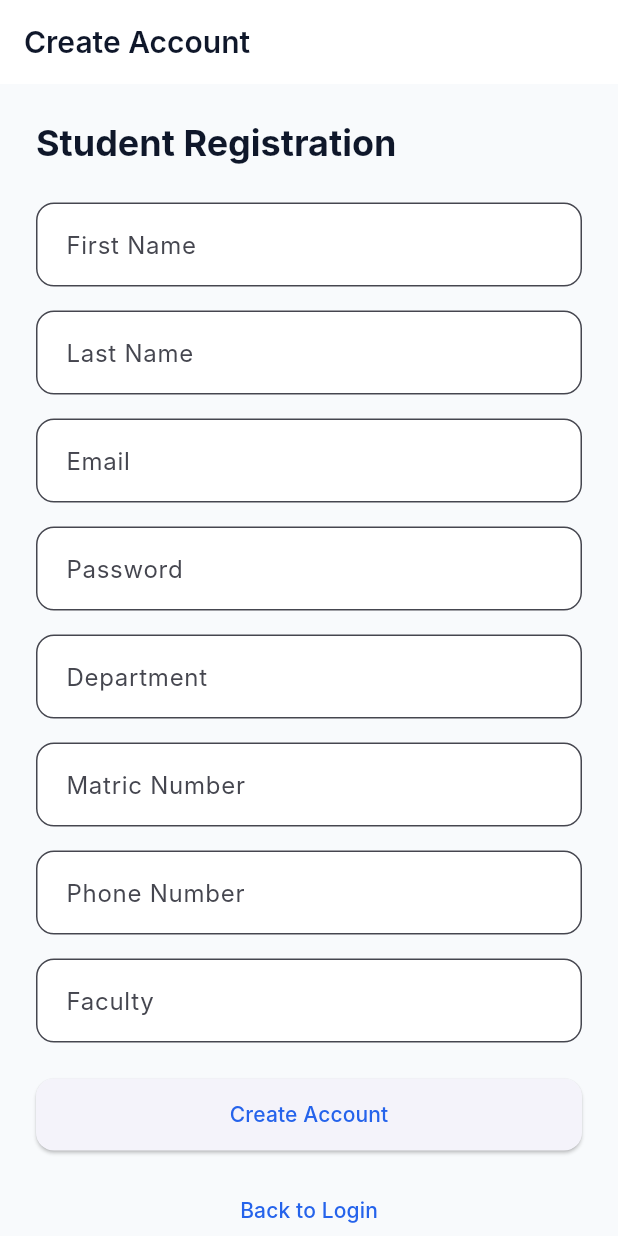
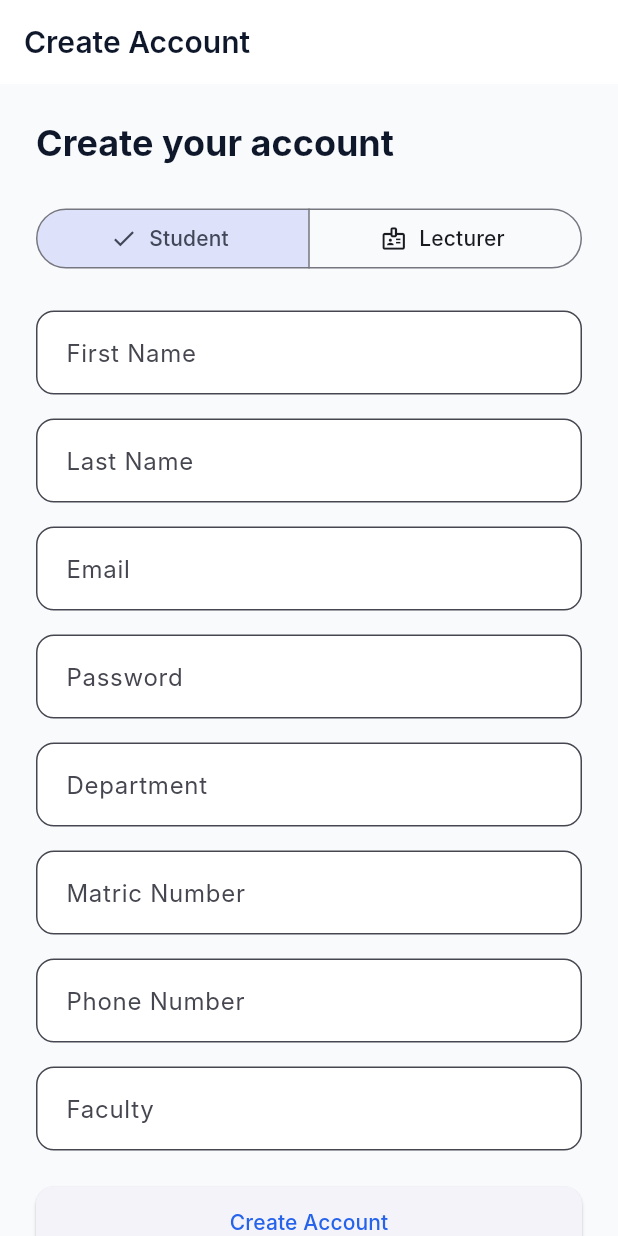
Before and after one commit to DaVE-droids/Servio, a Flutter app: the RegisterScreen screen opened by its route, on a phone screen of 412 x 824 dp. Run offline on Flutter 3.47's test engine with Material 3 defaults, Android fonts, the phone set to English and light mode, and no system bars; our stand-ins replace cloud_firestore, firebase_auth, firebase_core, firebase_messaging, firebase_storage, flutter_riverpod and 3 more; missing offline and left inert: country_state_city; accounts and stored records are empty; Roboto replaces fonts that are missing (Inter).

Commit message:
Add lecturer self-registration with coordinator approval
Lecturers can now create their own account from the register screen
(Student / Lecturer switch, Staff ID field). New lecturer accounts start
inactive and land on an "Awaiting Approval" screen until a coordinator
approves them, following the DDS user lifecycle. Approval notifies the
lecturer; approval and deactivation are both audited. Registration also
writes the "Student Created" audit event with the new profile.

Firestore rules (deployed): every lecturer permission now requires an
approved account (isActive == true), so an unapproved lecturer can read
nothing but their own profile even from a modified client. Adds rules for
lecturer self-registration, the coordinator's approve/deactivate change,
and internship completion.

```diff
--- a/lib/features/authentication/data/models/auth_requests.dart
+++ b/lib/features/authentication/data/models/auth_requests.dart
@@ -1,3 +1,5 @@
+import '../../../../core/enums/user_role.dart';
+
 /// Email and password input for login.
 class LoginRequest {
   /// Creates a login request.
@@ -10,7 +12,8 @@ class LoginRequest {
   final String password;
 }
 
-/// Email and password input for student registration.
+/// Input for self-registration. Students and lecturers sign up through the
+/// same form; coordinators are created by an administrator.
 class RegisterRequest {
   /// Creates a registration request.
   const RegisterRequest({
@@ -19,28 +22,34 @@ class RegisterRequest {
     required this.email,
     required this.password,
     required this.department,
-    required this.matricNumber,
+    required this.idNumber,
+    this.role = UserRole.student,
     this.phoneNumber,
     this.faculty,
   });
 
-  /// Student first name.
+  /// First name.
   final String firstName;
 
-  /// Student last name.
+  /// Last name.
   final String lastName;
 
-  /// Student email address.
+  /// Email address.
   final String email;
 
-  /// Student password.
+  /// Password.
   final String password;
 
   /// Academic department.
   final String department;
 
-  /// Student matric number.
-  final String matricNumber;
+  /// The institution-issued ID: a matric number for students, a staff ID
+  /// for lecturers. One field because the form only ever asks for one.
+  final String idNumber;
+
+  /// Which account type is being created — only [UserRole.student] or
+  /// [UserRole.lecturer]; the security rules reject anything else.
+  final UserRole role;
 
   /// Optional phone number.
   final String? phoneNumber;
--- a/lib/features/authentication/data/models/auth_session.dart
+++ b/lib/features/authentication/data/models/auth_session.dart
@@ -9,6 +9,7 @@ class AuthSession {
     required this.firebaseUser,
     required this.isEmailVerified,
     this.role,
+    this.isActive = true,
   });
 
   /// Signed-in Firebase user, or null when signed out.
@@ -20,6 +21,13 @@ class AuthSession {
   /// Application role loaded from `users/{uid}`.
   final UserRole? role;
 
+  /// Whether the account is active. Self-registered lecturers start
+  /// inactive until a coordinator approves them.
+  final bool isActive;
+
+  /// A lecturer who has signed up but hasn't been approved yet.
+  bool get isAwaitingApproval => role == UserRole.lecturer && !isActive;
+
   /// Whether a Firebase user is currently signed in.
   bool get isAuthenticated => firebaseUser != null;
 }
--- a/lib/features/authentication/presentation/controllers/authentication_controller.dart
+++ b/lib/features/authentication/presentation/controllers/authentication_controller.dart
@@ -13,7 +13,7 @@ class AuthenticationController extends Notifier<AuthenticationState> {
 
   /// Registers a student account.
   Future<bool> register(RegisterRequest request) {
-    return _run(() => ref.read(registerStudentUseCaseProvider).call(request));
+    return _run(() => ref.read(registerUseCaseProvider).call(request));
   }
 
   /// Logs in with email/password.
--- a/lib/features/authentication/presentation/providers/authentication_providers.dart
+++ b/lib/features/authentication/presentation/providers/authentication_providers.dart
@@ -6,7 +6,7 @@ import '../../data/repositories/authentication_repository.dart';
 import '../../data/services/authentication_service.dart';
 import '../../domain/use_cases/login_use_case.dart';
 import '../../domain/use_cases/logout_use_case.dart';
-import '../../domain/use_cases/register_student_use_case.dart';
+import '../../domain/use_cases/register_use_case.dart';
 import '../../domain/use_cases/reload_current_user_use_case.dart';
 import '../../domain/use_cases/send_password_reset_use_case.dart';
 import '../../domain/use_cases/send_verification_email_use_case.dart';
@@ -34,8 +34,8 @@ final loginUseCaseProvider = Provider<LoginUseCase>((ref) {
 });
 
 /// Provides the register student use case.
-final registerStudentUseCaseProvider = Provider<RegisterStudentUseCase>((ref) {
-  return RegisterStudentUseCase(ref.watch(authenticationRepositoryProvider));
+final registerUseCaseProvider = Provider<RegisterUseCase>((ref) {
+  return RegisterUseCase(ref.watch(authenticationRepositoryProvider));
 });
 
 /// Provides the password reset use case.
--- a/lib/features/authentication/presentation/screens/register_screen.dart
+++ b/lib/features/authentication/presentation/screens/register_screen.dart
@@ -4,13 +4,18 @@ import 'package:go_router/go_router.dart';
 
 import '../../../../app/constants/app_routes.dart';
 import '../../../../app/theme/app_spacing.dart';
+import '../../../../core/enums/user_role.dart';
 import '../../../../core/widgets/app_button.dart';
 import '../../../../core/widgets/app_text_field.dart';
 import '../../data/models/auth_requests.dart';
 import '../../domain/auth_validator.dart';
 import '../providers/authentication_providers.dart';
 
-/// Student email/password registration screen.
+/// Email/password registration for students and lecturers.
+///
+/// Lecturer accounts are created inactive and must be approved by a
+/// coordinator before they can do anything; the form says so up front so a
+/// lecturer isn't surprised by the "awaiting approval" screen afterwards.
 class RegisterScreen extends ConsumerStatefulWidget {
   /// Creates a registration screen.
   const RegisterScreen({super.key});
@@ -28,6 +33,9 @@ class _RegisterScreenState extends ConsumerState<RegisterScreen> {
   final _matricNumberController = TextEditingController();
   final _phoneController = TextEditingController();
   final _facultyController = TextEditingController();
+  var _role = UserRole.student;
+
+  bool get _isLecturer => _role == UserRole.lecturer;
   final Map<String, String?> _errors = {};
 
   @override
@@ -65,9 +73,38 @@ class _RegisterScreenState extends ConsumerState<RegisterScreen> {
             padding: const EdgeInsets.all(AppSpacing.md),
             children: [
               Text(
-                'Student Registration',
+                'Create your account',
                 style: Theme.of(context).textTheme.headlineMedium,
               ),
+              const SizedBox(height: AppSpacing.md),
+              SegmentedButton<UserRole>(
+                segments: const [
+                  ButtonSegment(
+                    value: UserRole.student,
+                    label: Text('Student'),
+                    icon: Icon(Icons.school_outlined),
+                  ),
+                  ButtonSegment(
+                    value: UserRole.lecturer,
+                    label: Text('Lecturer'),
+                    icon: Icon(Icons.badge_outlined),
+                  ),
+                ],
+                selected: {_role},
+                onSelectionChanged: (selection) => setState(() {
+                  _role = selection.first;
+                  _errors.remove('matricNumber');
+                }),
+              ),
+              if (_isLecturer) ...[
+                const SizedBox(height: AppSpacing.sm),
+                Text(
+                  'Lecturer accounts are reviewed by a coordinator before '
+                  'they can be used. You will be able to sign in, and your '
+                  'access starts once you are approved.',
+                  style: Theme.of(context).textTheme.bodySmall,
+                ),
+              ],
               const SizedBox(height: AppSpacing.md),
               AppTextField(
                 label: 'First Name',
@@ -103,7 +140,7 @@ class _RegisterScreenState extends ConsumerState<RegisterScreen> {
               ),
               const SizedBox(height: AppSpacing.sm),
               AppTextField(
-                label: 'Matric Number',
+                label: _isLecturer ? 'Staff ID' : 'Matric Number',
                 controller: _matricNumberController,
                 errorText: _errors['matricNumber'],
               ),
@@ -149,7 +186,7 @@ class _RegisterScreenState extends ConsumerState<RegisterScreen> {
       ),
       'matricNumber': AuthValidator.required(
         _matricNumberController.text,
-        'Matric number',
+        _isLecturer ? 'Staff ID' : 'Matric number',
       ),
     };
     setState(
@@ -170,7 +207,8 @@ class _RegisterScreenState extends ConsumerState<RegisterScreen> {
             email: _emailController.text,
             password: _passwordController.text,
             department: _departmentController.text,
-            matricNumber: _matricNumberController.text,
+            idNumber: _matricNumberController.text,
+            role: _role,
             phoneNumber: _phoneController.text.trim().isEmpty
                 ? null
                 : _phoneController.text,
```
Also changed, not shown: lib/app/router/auth_redirects.dart (+17 -13 lines), lib/features/authentication/data/repositories/authentication_repository.dart (+54 -25 lines), lib/features/authentication/domain/use_cases/register_use_case.dart (renamed from lib/features/authentication/domain/use_cases/register_student_use_case.dart, +5 -5 lines), lib/features/authentication/presentation/screens/pending_approval_screen.dart (added, +75 -0 lines), lib/features/profile/data/repositories/profile_repository.dart (+68 -7 lines), lib/features/profile/data/services/profile_service.dart (+43 -0 lines), 2 other files.
